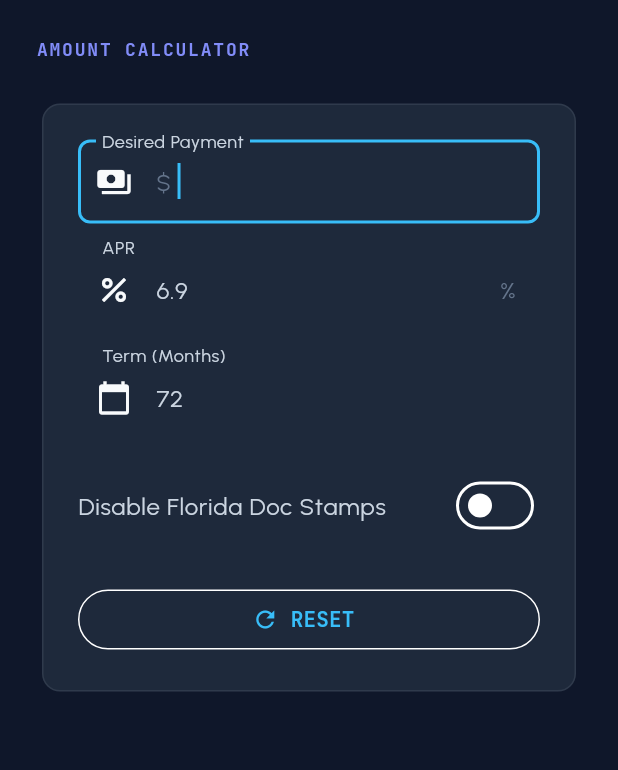
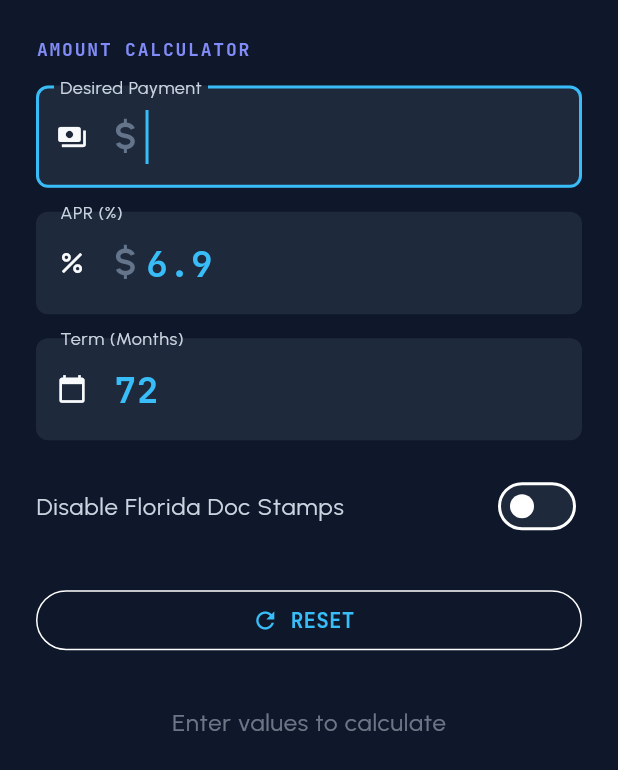
Before and after one commit to seanzmc/stingcalc_flutter, a Flutter app: the AmountCalculatorScreen widget shown alone on an empty page, opened directly, on a phone screen of 412 x 824 dp. Shown: the top 770 px of the screen. Run offline on Flutter 3.47's test engine with Material 3 defaults, Android fonts, the light colour scheme and no system bars; our stand-ins replace fl_chart, font_awesome_flutter, google_fonts.

Commit message:
Applied enhancements to other calculators.

```diff
--- a/lib/amount_calculator_screen.dart
+++ b/lib/amount_calculator_screen.dart
@@ -12,8 +12,6 @@ class AmountCalculatorScreen extends StatefulWidget {
 }
 
 class _AmountCalculatorScreenState extends State<AmountCalculatorScreen> {
-  final _formKey = GlobalKey<FormState>();
-
   final _paymentController = TextEditingController();
   final _rateController = TextEditingController(text: '6.9');
   final _termController = TextEditingController(text: '72');
@@ -49,6 +47,8 @@ class _AmountCalculatorScreenState extends State<AmountCalculatorScreen> {
       _docStamps = null;
       _totalLoan = null;
     });
+    // Focus back on the first field
+    _paymentFocusNode.requestFocus();
   }
 
   void _calculate() {
@@ -82,90 +82,84 @@ class _AmountCalculatorScreenState extends State<AmountCalculatorScreen> {
   }
 
   String _formatCurrency(double value) {
-    return CurrencyInputFormatter.formatResult(value);
+    return '\$${CurrencyInputFormatter.formatResult(value)}';
   }
 
   @override
   Widget build(BuildContext context) {
-    final theme = Theme.of(context);
+    final isDesktop = MediaQuery.of(context).size.width >= 900;
 
-    return Center(
-      child: ConstrainedBox(
-        constraints: const BoxConstraints(maxWidth: 600),
-        child: Padding(
-          padding: const EdgeInsets.all(24),
-          child: ListView(
+    return Padding(
+      padding: const EdgeInsets.all(24.0),
+      child:
+          isDesktop
+              ? Row(
+                crossAxisAlignment: CrossAxisAlignment.start,
+                children: [
+                  Expanded(
+                    flex: 4,
+                    child: SingleChildScrollView(child: _buildInputs(context)),
+                  ),
+                  const SizedBox(width: 32),
+                  Expanded(
+                    flex: 5,
+                    child: SingleChildScrollView(
+                      child: _buildVisualization(context),
+                    ),
+                  ),
+                ],
+              )
+              : ListView(
+                children: [
+                  _buildInputs(context),
+                  const SizedBox(height: 32),
+                  _buildVisualization(context),
+                ],
+              ),
+    );
+  }
+
+  Widget _buildInputs(BuildContext context) {
+    return FocusTraversalGroup(
+      child: Column(
+        crossAxisAlignment: CrossAxisAlignment.start,
         children: [
           Text(
             'AMOUNT CALCULATOR',
             style: GoogleFonts.jetBrainsMono(
               fontSize: 12,
               fontWeight: FontWeight.bold,
-                  color: theme.colorScheme.secondary,
+              color: Theme.of(context).colorScheme.secondary,
               letterSpacing: 1.2,
             ),
           ),
-              const SizedBox(height: 24),
-              Card(
-                elevation: 0,
-                color: theme.colorScheme.surface,
-                shape: RoundedRectangleBorder(
-                  borderRadius: BorderRadius.circular(12),
-                  side: BorderSide(
-                    color: theme.colorScheme.onSurface.withValues(alpha: 0.1),
-                  ),
-                ),
-                child: Padding(
-                  padding: const EdgeInsets.all(24),
-                  child: Form(
-                    key: _formKey,
-                    child: Column(
-                      children: [
-                        TextFormField(
+          const SizedBox(height: 16),
+          _buildTextField(
             controller: _paymentController,
+            label: 'Desired Payment',
+            icon: Icons.payments,
             focusNode: _paymentFocusNode,
             autofocus: true,
             textInputAction: TextInputAction.next,
-                          onFieldSubmitted:
-                              (_) => _rateFocusNode.requestFocus(),
-                          decoration: const InputDecoration(
-                            labelText: 'Desired Payment',
-                            prefixText: '\$ ',
-                            prefixIcon: Icon(Icons.payments),
-                          ),
-                          keyboardType: const TextInputType.numberWithOptions(
-                            decimal: true,
-                          ),
-                          onChanged: (_) => _calculate(),
+            onSubmitted: (_) => _rateFocusNode.requestFocus(),
           ),
           const SizedBox(height: 16),
-                        TextFormField(
+          _buildTextField(
             controller: _rateController,
+            label: 'APR (%)',
+            icon: Icons.percent,
             focusNode: _rateFocusNode,
             textInputAction: TextInputAction.next,
-                          onFieldSubmitted:
-                              (_) => _termFocusNode.requestFocus(),
-                          decoration: const InputDecoration(
-                            labelText: 'APR',
-                            suffixText: '%',
-                            prefixIcon: Icon(Icons.percent),
-                          ),
-                          keyboardType: const TextInputType.numberWithOptions(
-                            decimal: true,
-                          ),
-                          onChanged: (_) => _calculate(),
+            onSubmitted: (_) => _termFocusNode.requestFocus(),
           ),
           const SizedBox(height: 16),
-                        TextFormField(
+          _buildTextField(
             controller: _termController,
+            label: 'Term (Months)',
+            icon: Icons.calendar_today,
             focusNode: _termFocusNode,
             textInputAction: TextInputAction.done,
-                          decoration: const InputDecoration(
-                            labelText: 'Term (Months)',
-                            prefixIcon: Icon(Icons.calendar_today),
-                          ),
-                          keyboardType: TextInputType.number,
-                          onChanged: (_) => _calculate(),
+            isCurrency: false,
           ),
           const SizedBox(height: 16),
           SwitchListTile(
@@ -190,18 +184,64 @@ class _AmountCalculatorScreenState extends State<AmountCalculatorScreen> {
           ),
         ],
       ),
+    );
+  }
+
+  Widget _buildTextField({
+    required TextEditingController controller,
+    required String label,
+    required IconData icon,
+    FocusNode? focusNode,
+    bool autofocus = false,
+    TextInputAction? textInputAction,
+    ValueChanged<String>? onSubmitted,
+    bool isCurrency = true,
+  }) {
+    return TextField(
+      controller: controller,
+      focusNode: focusNode,
+      autofocus: autofocus,
+      textInputAction: textInputAction,
+      onSubmitted: onSubmitted,
+      keyboardType: const TextInputType.numberWithOptions(decimal: true),
+      inputFormatters: isCurrency ? [CurrencyInputFormatter()] : [],
+      style: GoogleFonts.jetBrainsMono(
+        fontSize: 24,
+        fontWeight: FontWeight.bold,
+        color: Theme.of(context).colorScheme.primary,
+      ),
+      decoration: InputDecoration(
+        labelText: label,
+        prefixIcon: Icon(icon, size: 20),
+        prefixText: isCurrency ? '\$ ' : null,
+      ),
+      onChanged: (_) => _calculate(),
+    );
+  }
+
+  Widget _buildVisualization(BuildContext context) {
+    final theme = Theme.of(context);
+
+    if (_loanAmount == null) {
+      return Center(
+        child: Text(
+          'Enter values to calculate',
+          style: theme.textTheme.bodyLarge?.copyWith(
+            color: theme.colorScheme.onSurface.withValues(alpha: 0.5),
           ),
         ),
-              ),
-              const SizedBox(height: 32),
-              if (_loanAmount != null) ...[
+      );
+    }
+
+    return Column(
+      children: [
         DataReadout(
           label: 'LOAN AMOUNT (PRE-TAX)',
           value: _formatCurrency(_loanAmount!),
           isLarge: true,
           valueColor: theme.colorScheme.primary,
         ),
-                const SizedBox(height: 16),
+        const SizedBox(height: 24),
         Row(
           children: [
             Expanded(
@@ -221,10 +261,6 @@ class _AmountCalculatorScreenState extends State<AmountCalculatorScreen> {
           ],
         ),
       ],
-            ],
-          ),
-        ),
-      ),
     );
   }
 }
```
Also changed, not shown: lib/rate_solver_screen.dart (+105 -76 lines). Lines whose indentation alone changed are shown as unchanged.
